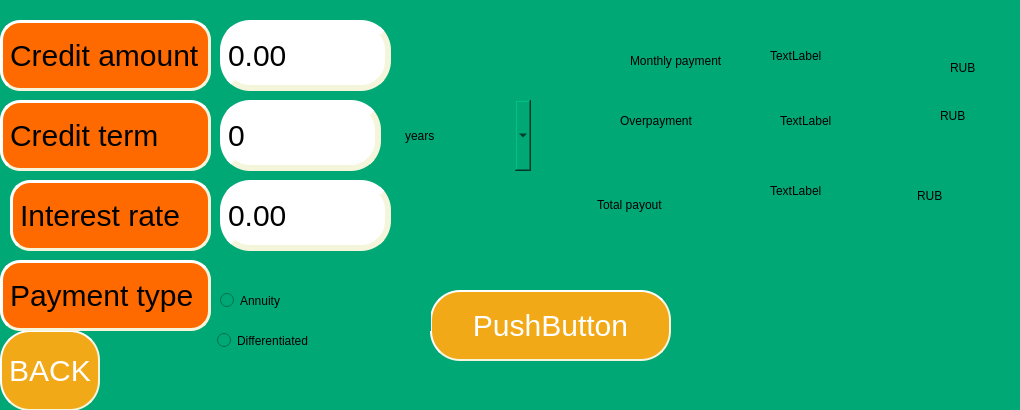
First picture: the form in src/view/s21_credit.ui, repository DonOutcast/s21_SmartCalc-v2.0, before the edit.
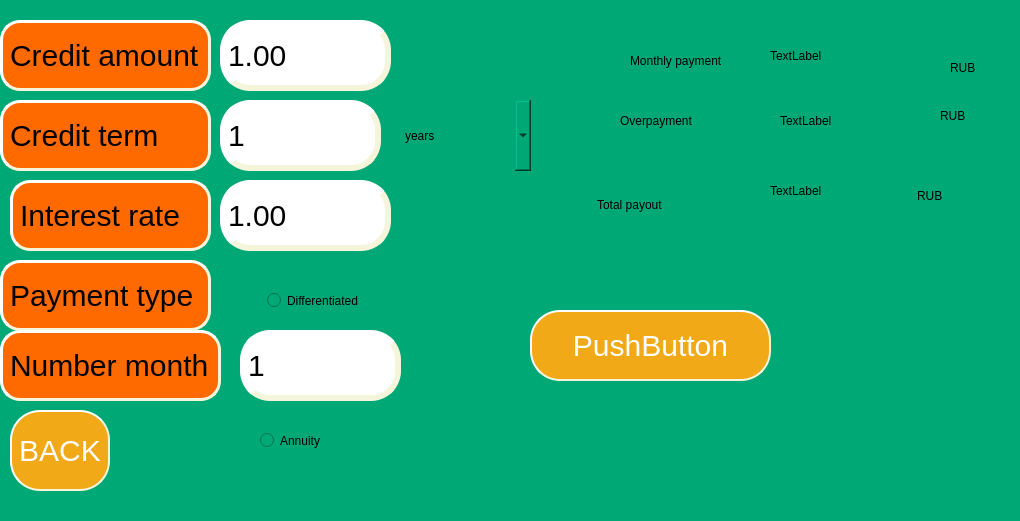
Second picture: the form after the edit.

```diff
--- a/src/view/s21_credit.ui
+++ b/src/view/s21_credit.ui
@@ -7,7 +7,7 @@
     <x>0</x>
     <y>0</y>
     <width>1020</width>
-    <height>410</height>
+    <height>521</height>
    </rect>
   </property>
   <property name="windowTitle">
@@ -19,8 +19,8 @@
   <widget class="QPushButton" name="button_back">
    <property name="geometry">
     <rect>
-     <x>0</x>
-     <y>330</y>
+     <x>10</x>
+     <y>410</y>
      <width>100</width>
      <height>81</height>
     </rect>
@@ -43,8 +43,8 @@
   <widget class="QPushButton" name="pushButton">
    <property name="geometry">
     <rect>
-     <x>430</x>
-     <y>290</y>
+     <x>530</x>
+     <y>310</y>
      <width>241</width>
      <height>71</height>
     </rect>
@@ -67,8 +67,8 @@
   <widget class="QRadioButton" name="radio_diff">
    <property name="geometry">
     <rect>
-     <x>180</x>
-     <y>300</y>
+     <x>230</x>
+     <y>260</y>
      <width>251</width>
      <height>81</height>
     </rect>
@@ -88,8 +88,8 @@
   <widget class="QRadioButton" name="radio_ann">
    <property name="geometry">
     <rect>
-     <x>220</x>
-     <y>270</y>
+     <x>260</x>
+     <y>410</y>
      <width>211</width>
      <height>61</height>
     </rect>
@@ -235,7 +235,7 @@
     <bool>true</bool>
    </property>
    <property name="minimum">
-    <double>-100002.000000000000000</double>
+    <double>1.000000000000000</double>
    </property>
    <property name="maximum">
     <double>1000099.989999999990687</double>
@@ -270,7 +270,7 @@
     <bool>true</bool>
    </property>
    <property name="minimum">
-    <double>-100002.000000000000000</double>
+    <double>1.000000000000000</double>
    </property>
    <property name="maximum">
     <double>1000099.989999999990687</double>
@@ -301,6 +301,9 @@
    <property name="buttonSymbols">
     <enum>QAbstractSpinBox::NoButtons</enum>
    </property>
+   <property name="minimum">
+    <number>1</number>
+   </property>
   </widget>
   <widget class="QComboBox" name="comboBox">
    <property name="geometry">
@@ -444,6 +447,65 @@
     <string>RUB</string>
    </property>
   </widget>
+  <widget class="QSpinBox" name="spin_diff">
+   <property name="geometry">
+    <rect>
+     <x>240</x>
+     <y>330</y>
+     <width>161</width>
+     <height>71</height>
+    </rect>
+   </property>
+   <property name="styleSheet">
+    <string notr="true">QSpinBox{
+	font-size: 30px;
+	color: rgb(0, 0, 0);
+	qproperty-alignment: 'AlignVCenter | AlignRight';
+	border: 1px solid gray;
+	background-color : white;
+	border-style: outset;
+	border-width: 6px;
+	border-color: beige;
+	border-radius: 30px;
+}</string>
+   </property>
+   <property name="buttonSymbols">
+    <enum>QAbstractSpinBox::NoButtons</enum>
+   </property>
+   <property name="minimum">
+    <number>1</number>
+   </property>
+   <property name="maximum">
+    <number>12</number>
+   </property>
+  </widget>
+  <widget class="QLabel" name="label_6">
+   <property name="geometry">
+    <rect>
+     <x>0</x>
+     <y>330</y>
+     <width>221</width>
+     <height>71</height>
+    </rect>
+   </property>
+   <property name="styleSheet">
+    <string notr="true">QLabel{
+
+	font-size: 30px;
+	
+	background-color:#FF6A00;
+	border-style: outset;
+	border-width: 3px;
+	border-color: beige;
+	border-radius: 20px;
+
+}
+</string>
+   </property>
+   <property name="text">
+    <string>Number month</string>
+   </property>
+  </widget>
  </widget>
  <resources/>
  <connections/>
```
Left out of the diff: 4 changed lines with no effect on the pictures.
